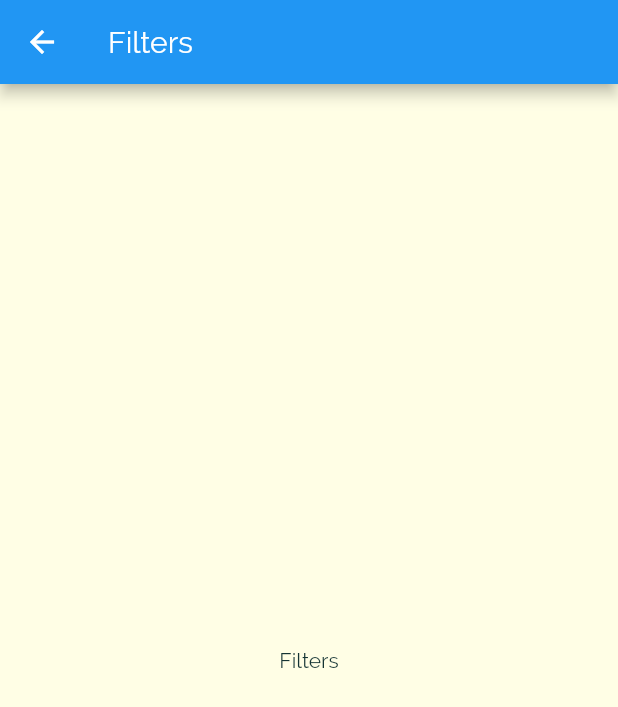
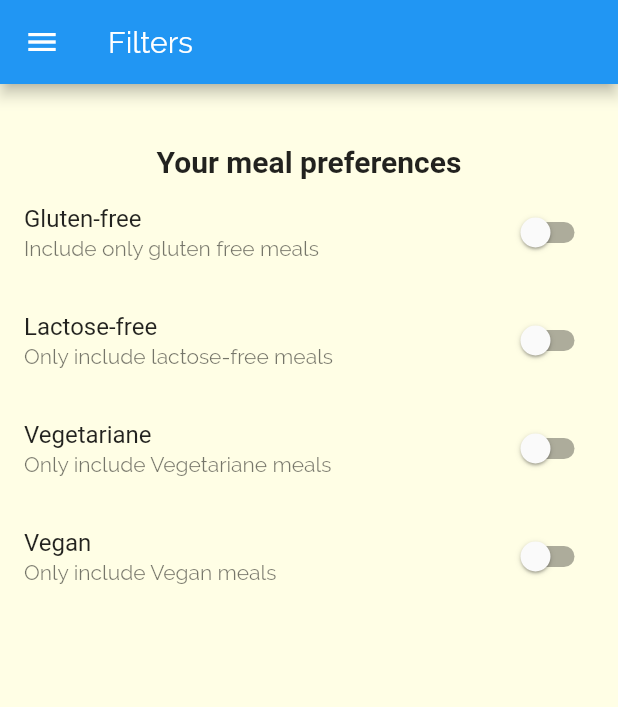
Before and after one commit to nikhilmufc7/Flutter_MealsApp, a Flutter app: the FiltersScreen screen opened by its route, on a phone screen of 412 x 824 dp. Shown: the top 707 px of the screen. Run offline on Flutter 3.47's test engine with Material 2 defaults, Android fonts, the phone set to English and light mode, and no system bars; Roboto replaces fonts that are missing (RobertoCondensed).

Commit message:
added filters screen

```diff
--- a/lib/screens/filters_screen.dart
+++ b/lib/screens/filters_screen.dart
@@ -1,18 +1,98 @@
 import 'package:flutter/material.dart';
+import 'package:meals_app/widgets/main_drawer.dart';
 
-class FiltersScreen extends StatelessWidget {
+class FiltersScreen extends StatefulWidget {
+  static const routeName = '/filters';
+  @override
+  _FiltersScreenState createState() => _FiltersScreenState();
+}
 
-  static const routeName = '/filters';
+class _FiltersScreenState extends State<FiltersScreen> {
+  noSuchMethod(Invocation i) => super.noSuchMethod(i);
+
+  bool _glutenFree = false;
+  bool _vegetarian = false;
+  bool _vegan = false;
+  bool _lactoseFree = false;
+
+  Widget _buildSwitchListTile(
+    String title,
+    String description,
+    bool currentValue,
+    Function updateValue,
+  ) {
+    return SwitchListTile(
+      title: Text(title),
+      value: currentValue,
+      subtitle: Text(description),
+      onChanged: updateValue,
+    );
+  }
+
   @override
   Widget build(BuildContext context) {
     return Scaffold(
-      appBar: AppBar(title: Text("Filters"),
-      backgroundColor: Theme.of(context).primaryColor,),
-
-    body: Center(
-        child: Text("Filters"),
-    ),
-    );
-
+        appBar: AppBar(
+          title: Text("Filters"),
+          backgroundColor: Theme.of(context).primaryColor,
+        ),
+        drawer: MainDrawer(),
+        body: Column(
+          children: <Widget>[
+            Padding(
+              padding: const EdgeInsets.all(20),
+            ),
+            Container(
+              child: Text(
+                "Your meal preferences",
+                style: Theme.of(context).textTheme.title,
+              ),
+            ),
+            Expanded(
+              child: ListView(
+                children: <Widget>[
+                  _buildSwitchListTile(
+                      'Gluten-free',
+                      'Include only gluten free meals',
+                      _glutenFree, (newValue) {
+                    setState(() {
+                      _glutenFree = newValue;
+                    });
+                  }),
+                  _buildSwitchListTile(
+                    'Lactose-free',
+                    'Only include lactose-free meals',
+                    _lactoseFree,
+                    (newValue) {
+                      setState(() {
+                        _lactoseFree = newValue;
+                      });
+                    },
+                  ),
+                  _buildSwitchListTile(
+                    'Vegetariane',
+                    'Only include Vegetariane meals',
+                    _vegetarian,
+                    (newValue) {
+                      setState(() {
+                        _vegetarian = newValue;
+                      });
+                    },
+                  ),
+                  _buildSwitchListTile(
+                    'Vegan',
+                    'Only include Vegan meals',
+                    _vegan,
+                    (newValue) {
+                      setState(() {
+                        _vegan = newValue;
+                      });
+                    },
+                  ),
+                ],
+              ),
+            )
+          ],
+        ));
   }
 }
```
